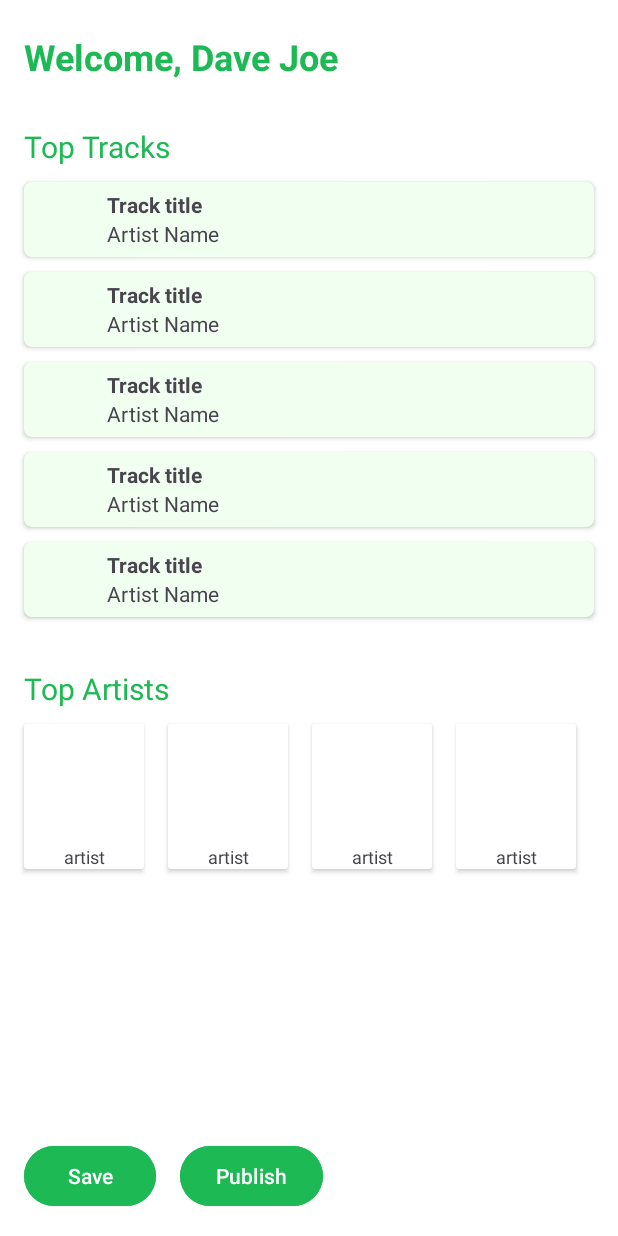
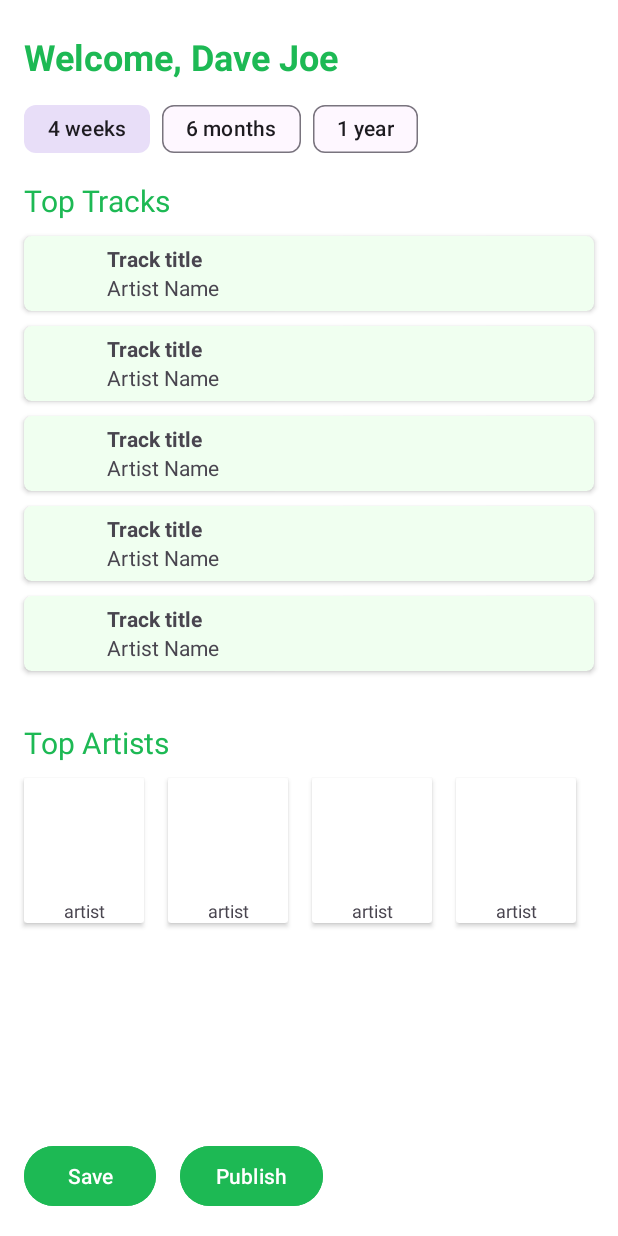
Before and after one commit to ganning127/SpotifyStats, an Android app built with Jetpack Compose: the WrappedActivity screen opened directly, with no data from a screen before it, on a phone screen of 412 x 824 dp. Run offline under Robolectric (Android 15) with nearby library versions, the phone set to English and light mode, and no system bars.

Commit message:
timespan works

```diff
--- a/app/src/main/java/com/example/statsforspotify/WrappedActivity.java
+++ b/app/src/main/java/com/example/statsforspotify/WrappedActivity.java
@@ -24,12 +24,15 @@ import androidx.constraintlayout.widget.ConstraintLayout;
 import androidx.core.graphics.drawable.RoundedBitmapDrawable;
 import androidx.core.graphics.drawable.RoundedBitmapDrawableFactory;
 
+import com.google.android.material.chip.ChipGroup;
+
 import org.json.JSONArray;
 import org.json.JSONException;
 import org.json.JSONObject;
 
 import java.io.IOException;
 import java.util.HashMap;
+import java.util.List;
 import java.util.Map;
 
 import okhttp3.Call;
@@ -57,6 +60,8 @@ public class WrappedActivity extends AppCompatActivity {
 
     Button saveButton;
     MediaPlayer player;
+
+    ChipGroup termGroup;
     @Override
     protected void onCreate(Bundle savedInstanceState) {
         super.onCreate(savedInstanceState);
@@ -67,6 +72,7 @@ public class WrappedActivity extends AppCompatActivity {
         trackTitle1 = findViewById(R.id.track_title_1);
         artist1 = findViewById(R.id.artist_name_1);
         trackImg1 = findViewById(R.id.track_img_1);
+        termGroup = findViewById(R.id.term_group);
 
 //        rootView = findViewById(R.id.activity_wrapped);
 
@@ -82,27 +88,31 @@ public class WrappedActivity extends AppCompatActivity {
 
         });
 
+        termGroup.setOnCheckedStateChangeListener(new ChipGroup.OnCheckedStateChangeListener() {
+            @Override
+            public void onCheckedChanged(@NonNull ChipGroup group, @NonNull List<Integer> checkedIds) {
+                Log.d(TAG, "onCheckedChanged: RUNNING CHEKCED CHANGED");
+                int id = termGroup.getCheckedChipId();
 
+                if (id == R.id.short_term_chip) {
+                    populdateData("short_term");
+                } else if (id == R.id.medium_term_chip) {
+                    Log.d(TAG, "onCheckedChanged: CHECKING MED TEMR");
+                    populdateData("medium_term");
+                } else {
+                    populdateData("long_term");
+                }
+            }
+        });
 
-
-//        try {
-//            Uri uri = Uri.parse("https://p.scdn.co/mp3-preview/84ef49a1e1bdac04b7dfb1dea3a56d1ffc50357?cid=2446c9ec0514458184c0e2018a68f8c0");
-//            MediaPlayer player = new MediaPlayer();
-//            player.setAudioStreamType(AudioManager.STREAM_MUSIC);
-//
-//            player.setDataSource(this, uri);
-//            player.prepare();
-//            player.start();
-//            Log.d(TAG, "onCreate: PLAYER STARTING");
-//        } catch (IOException e) {
-//            Log.d(TAG, "onCreate: EXX" + e.toString());
-//        }
-//
-
-        initializeMediaPlayer();
+        // initializeMediaPlayer();
 
         // populate all the fields
-         HashMap<String, String> spotifyAuthData = SpotifyAuthData.getInstance();
+        populdateData("short_term");
+    }
+
+    public void populdateData(String range) {
+        HashMap<String, String> spotifyAuthData = SpotifyAuthData.getInstance();
 
         final Request request = new Request.Builder()
                 .url("https://api.spotify.com/v1/me")
@@ -147,7 +157,6 @@ public class WrappedActivity extends AppCompatActivity {
             }
         });
 
-        String range = "short_term";
 
         final Request topTracksRequest = new Request.Builder()
                 .url("https://api.spotify.com/v1/me/top/tracks?time_range=" + range + "&limit=10&offset=0")
@@ -272,8 +281,6 @@ public class WrappedActivity extends AppCompatActivity {
                 }
             }
         });
-
-
     }
     public Bitmap screenShot(View view) {
         Bitmap bitmap = Bitmap.createBitmap(view.getWidth(),
--- a/app/src/main/res/layout/activity_wrapped.xml
+++ b/app/src/main/res/layout/activity_wrapped.xml
@@ -27,7 +27,7 @@
         android:layout_width="wrap_content"
         android:layout_height="wrap_content"
         android:layout_marginStart="16dp"
-        android:layout_marginTop="84dp"
+        android:layout_marginTop="120dp"
         android:text="Top Tracks"
         android:textColor="#1DB954"
         android:textSize="20sp"
@@ -474,5 +474,41 @@
         app:layout_constraintBottom_toBottomOf="parent"
         app:layout_constraintStart_toEndOf="@+id/save_button" />
 
+    <com.google.android.material.chip.ChipGroup
+        android:id="@+id/term_group"
+
+        android:layout_width="wrap_content"
+        android:layout_height="wrap_content"
+        android:layout_marginStart="16dp"
+        android:layout_marginTop="8dp"
+        app:checkedChip="@id/short_term_chip"
+        app:layout_constraintStart_toStartOf="parent"
+        app:layout_constraintTop_toBottomOf="@+id/welcome_text"
+        app:singleSelection="true">
+
+        <com.google.android.material.chip.Chip
+            android:id="@+id/short_term_chip"
+            android:layout_width="wrap_content"
+            android:layout_height="wrap_content"
+            android:checkable="true"
+            android:checked="true"
+            android:text="4 weeks"
+            app:checkedIconEnabled="false" />
+
+        <com.google.android.material.chip.Chip
+            android:id="@+id/medium_term_chip"
+            android:layout_width="wrap_content"
+            android:layout_height="wrap_content"
+            android:checkable="true"
+            android:text="6 months" />
+
+        <com.google.android.material.chip.Chip
+            android:id="@+id/long_term_chip"
+            android:layout_width="wrap_content"
+            android:layout_height="wrap_content"
+            android:checkable="true"
+            android:text="1 year" />
+    </com.google.android.material.chip.ChipGroup>
+
 
 </androidx.constraintlayout.widget.ConstraintLayout>
```
